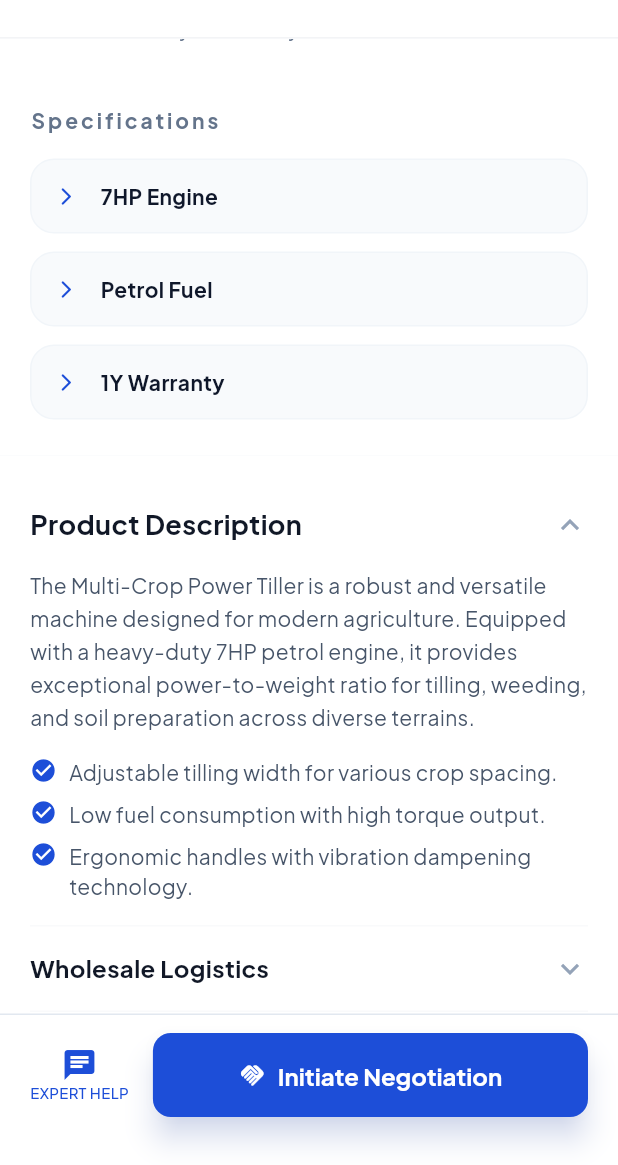
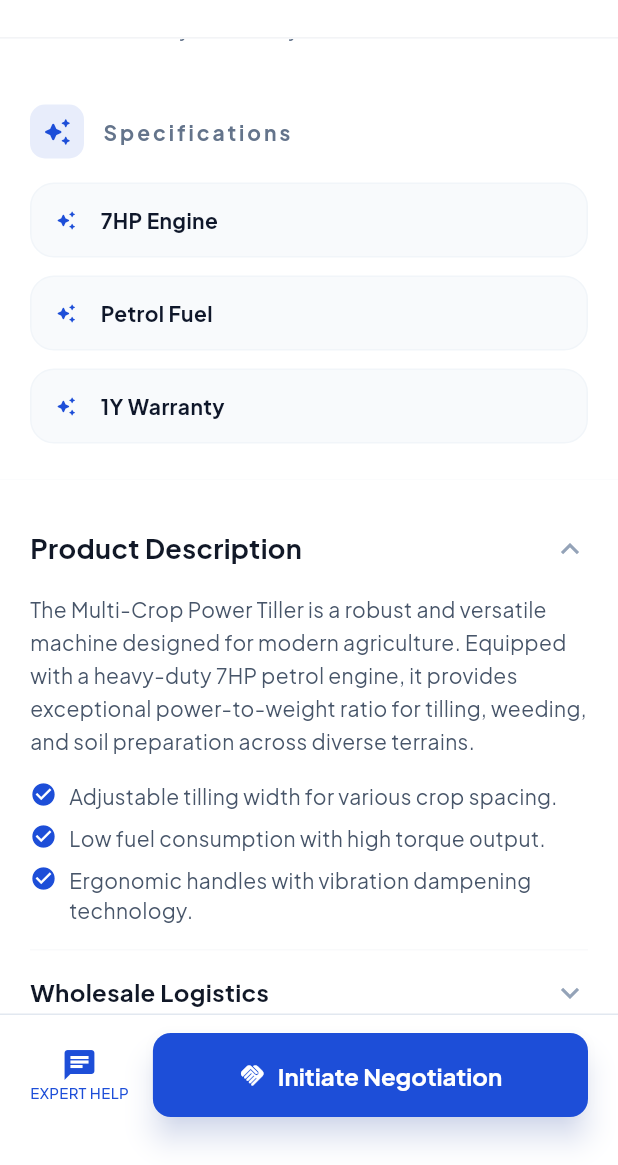
Before and after one commit to Abhinavp16/Oxon-App, a Flutter app: the WholesaleDetailScreen screen opened by its route, scrolled down 576 dp, on a phone screen of 412 x 824 dp, the part 71-1236 px from its top. Run offline on Flutter 3.47's test engine with Material 3 defaults, Android fonts, the light colour scheme and no system bars; our stand-ins replace cached_network_image, dio, firebase_core, firebase_messaging, flutter_riverpod, flutter_secure_storage and 9 more; missing offline and left inert: razorpay_flutter; accounts and stored records are empty; network calls fail.

Commit message:
specsand alll fix

```diff
--- a/lib/core/providers/locale_provider.dart
+++ b/lib/core/providers/locale_provider.dart
@@ -40,6 +40,7 @@ class LocaleNotifier extends StateNotifier<String> {
     'Log Out': {'Hindi': 'लॉग आउट'},
     'Negotiate': {'Hindi': 'मोलभाव'},
     'Chat With Dealer': {'Hindi': 'डीलर से चैट करें'},
+    'Bulk Order': {'Hindi': 'थोक ऑर्डर'},
     'Home': {'Hindi': 'होम'},
     'Search': {'Hindi': 'खोजें'},
     'Profile': {'Hindi': 'प्रोफ़ाइल'},
--- a/lib/screens/product/wholesale_detail_screen.dart
+++ b/lib/screens/product/wholesale_detail_screen.dart
@@ -280,6 +280,21 @@ class WholesaleDetailScreen extends ConsumerWidget {
                     child: Column(
                       crossAxisAlignment: CrossAxisAlignment.start,
                       children: [
+                        Row(
+                          children: [
+                            Container(
+                              padding: const EdgeInsets.all(8),
+                              decoration: BoxDecoration(
+                                color: primary.withOpacity(0.1),
+                                borderRadius: BorderRadius.circular(10),
+                              ),
+                              child: const Icon(
+                                Icons.auto_awesome_rounded,
+                                color: primary,
+                                size: 20,
+                              ),
+                            ),
+                            const SizedBox(width: 12),
                             Text(
                               t('Specifications'),
                               style: GoogleFonts.plusJakartaSans(
@@ -289,20 +304,16 @@ class WholesaleDetailScreen extends ConsumerWidget {
                                 letterSpacing: 2,
                               ),
                             ),
+                          ],
+                        ),
                         const SizedBox(height: 16),
                         Column(
                           children: [
-                            _buildSpecItem(
-                              Icons.settings_suggest,
-                              '7HP Engine',
-                            ),
+                            _buildSpecItem('7HP Engine'),
                             const SizedBox(height: 12),
-                            _buildSpecItem(
-                              Icons.local_gas_station,
-                              'Petrol Fuel',
-                            ),
+                            _buildSpecItem('Petrol Fuel'),
                             const SizedBox(height: 12),
-                            _buildSpecItem(Icons.verified, '1Y Warranty'),
+                            _buildSpecItem('1Y Warranty'),
                           ],
                         ),
                       ],
@@ -438,7 +449,7 @@ class WholesaleDetailScreen extends ConsumerWidget {
     );
   }
 
-  Widget _buildSpecItem(IconData icon, String label) {
+  Widget _buildSpecItem(String label) {
     return Container(
       padding: const EdgeInsets.symmetric(horizontal: 16, vertical: 14),
       decoration: BoxDecoration(
@@ -448,7 +459,7 @@ class WholesaleDetailScreen extends ConsumerWidget {
       ),
       child: Row(
         children: [
-          Icon(Icons.arrow_forward_ios_rounded, color: primary, size: 14),
+          Icon(Icons.auto_awesome_rounded, color: primary, size: 14),
           const SizedBox(width: 16),
           Expanded(
             child: Text(
```
Also changed, not shown: lib/screens/product/product_detail_screen.dart (+4 -4 lines), lib/screens/product/wholesale_product_detail_screen.dart (+7 -19 lines). Lines whose indentation alone changed are shown as unchanged.
